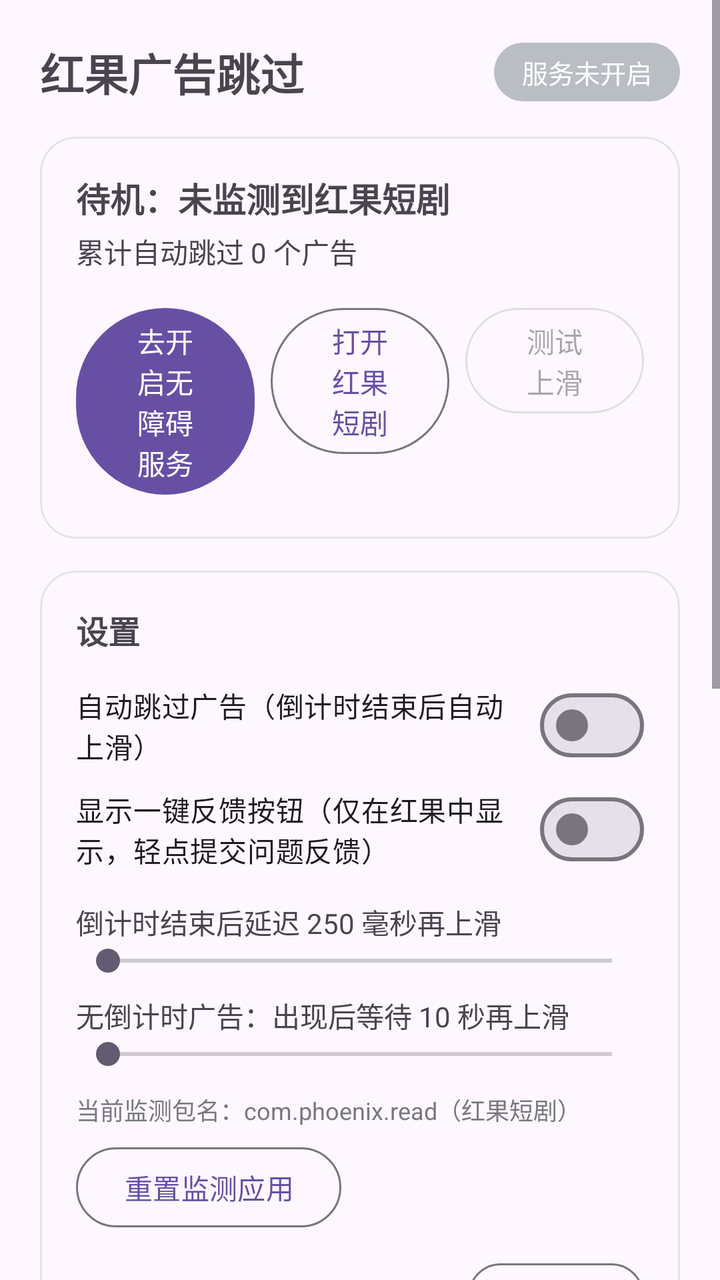
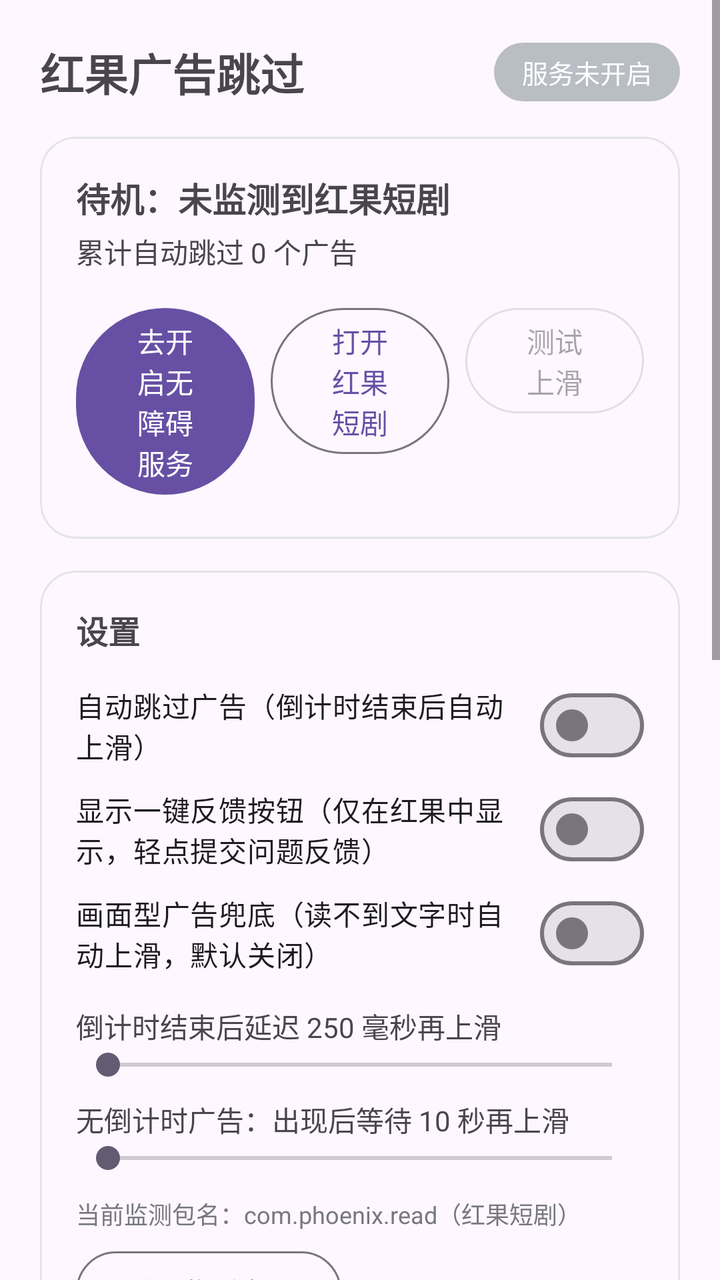

Before-and-after screenshots of an Android layout around one commit, followed by the original layout XML and the change that was made.
<!-- AndroidManifest.xml: application theme Theme.App -->
<!-- res/layout/activity_main.xml -->
<?xml version="1.0" encoding="utf-8"?>
<ScrollView xmlns:android="http://schemas.android.com/apk/res/android"
    xmlns:app="http://schemas.android.com/apk/res-auto"
    android:layout_width="match_parent"
    android:layout_height="match_parent"
    android:fillViewport="true">

    
    <LinearLayout
        android:layout_width="match_parent"
        android:layout_height="wrap_content"
        android:layout_gravity="center_horizontal"
        android:maxWidth="620dp"
        android:orientation="vertical"
        android:padding="20dp">

        
        <LinearLayout
            android:layout_width="match_parent"
            android:layout_height="wrap_content"
            android:gravity="center_vertical"
            android:orientation="horizontal">

            <TextView
                android:layout_width="0dp"
                android:layout_height="wrap_content"
                android:layout_weight="1"
                android:text="@string/app_name"
                android:textSize="22sp"
                android:textStyle="bold" />

            <TextView
                android:id="@+id/statusPill"
                android:layout_width="wrap_content"
                android:layout_height="wrap_content"
                android:background="@drawable/bg_pill_off"
                android:paddingStart="14dp"
                android:paddingTop="5dp"
                android:paddingEnd="14dp"
                android:paddingBottom="5dp"
                android:text="@string/status_off"
                android:textColor="#FFFFFF"
                android:textSize="13sp" />
        </LinearLayout>

        
        <com.google.android.material.card.MaterialCardView
            android:layout_width="match_parent"
            android:layout_height="wrap_content"
            android:layout_marginTop="16dp"
            app:cardCornerRadius="18dp"
            app:cardElevation="0dp"
            app:strokeColor="#E3E3E6"
            app:strokeWidth="1dp">

            <LinearLayout
                android:layout_width="match_parent"
                android:layout_height="wrap_content"
                android:orientation="vertical"
                android:padding="18dp">

                <TextView
                    android:id="@+id/stateText"
                    android:layout_width="match_parent"
                    android:layout_height="wrap_content"
                    android:text="@string/state_idle"
                    android:textSize="17sp"
                    android:textStyle="bold" />

                <TextView
                    android:id="@+id/countText"
                    android:layout_width="match_parent"
                    android:layout_height="wrap_content"
                    android:layout_marginTop="4dp"
                    android:text="@string/count_zero_literal"
                    android:textSize="14sp" />

                <LinearLayout
                    android:layout_width="match_parent"
                    android:layout_height="wrap_content"
                    android:layout_marginTop="14dp"
                    android:orientation="horizontal">

                    <Button
                        android:id="@+id/btnAccessibility"
                        android:layout_width="0dp"
                        android:layout_height="wrap_content"
                        android:layout_marginEnd="8dp"
                        android:layout_weight="1"
                        android:text="@string/btn_accessibility_off" />

                    <Button
                        android:id="@+id/btnOpenTarget"
                        style="?attr/materialButtonOutlinedStyle"
                        android:layout_width="0dp"
                        android:layout_height="wrap_content"
                        android:layout_marginEnd="8dp"
                        android:layout_weight="1"
                        android:text="@string/btn_open_target" />

                    <Button
                        android:id="@+id/btnTestSwipe"
                        style="?attr/materialButtonOutlinedStyle"
                        android:layout_width="0dp"
                        android:layout_height="wrap_content"
                        android:layout_weight="1"
                        android:enabled="false"
                        android:text="@string/btn_test_swipe" />
                </LinearLayout>
            </LinearLayout>
        </com.google.android.material.card.MaterialCardView>

        
        <com.google.android.material.card.MaterialCardView
            android:layout_width="match_parent"
            android:layout_height="wrap_content"
            android:layout_marginTop="16dp"
            app:cardCornerRadius="18dp"
            app:cardElevation="0dp"
            app:strokeColor="#E3E3E6"
            app:strokeWidth="1dp">

            <LinearLayout
                android:layout_width="match_parent"
                android:layout_height="wrap_content"
                android:orientation="vertical"
                android:padding="18dp">

                <TextView
                    android:layout_width="match_parent"
                    android:layout_height="wrap_content"
                    android:text="@string/section_settings"
                    android:textSize="16sp"
                    android:textStyle="bold" />

                <com.google.android.material.materialswitch.MaterialSwitch
                    android:id="@+id/switchAuto"
                    android:layout_width="match_parent"
                    android:layout_height="wrap_content"
                    android:layout_marginTop="12dp"
                    android:text="@string/switch_auto" />

                <com.google.android.material.materialswitch.MaterialSwitch
                    android:id="@+id/switchFeedback"
                    android:layout_width="match_parent"
                    android:layout_height="wrap_content"
                    android:layout_marginTop="4dp"
                    android:text="@string/switch_feedback" />

                <TextView
                    android:id="@+id/delayLabel"
                    android:layout_width="match_parent"
                    android:layout_height="wrap_content"
                    android:layout_marginTop="12dp"
                    android:text="@string/delay_literal"
                    android:textSize="14sp" />

                <SeekBar
                    android:id="@+id/delayBar"
                    android:layout_width="match_parent"
                    android:layout_height="wrap_content"
                    android:max="1000" />

                <TextView
                    android:id="@+id/fallbackLabel"
                    android:layout_width="match_parent"
                    android:layout_height="wrap_content"
                    android:layout_marginTop="8dp"
                    android:text="@string/fallback_literal"
                    android:textSize="14sp" />

                <SeekBar
                    android:id="@+id/fallbackBar"
                    android:layout_width="match_parent"
                    android:layout_height="wrap_content"
                    android:max="25000" />

                <TextView
                    android:id="@+id/targetsText"
                    android:layout_width="match_parent"
                    android:layout_height="wrap_content"
                    android:layout_marginTop="10dp"
                    android:text="@string/targets_literal"
                    android:textColor="#77777F"
                    android:textSize="12sp" />

                <Button
                    android:id="@+id/btnResetTargets"
                    style="?attr/materialButtonOutlinedStyle"
                    android:layout_width="wrap_content"
                    android:layout_height="wrap_content"
                    android:layout_marginTop="6dp"
                    android:text="@string/btn_reset_targets" />

                <LinearLayout
                    android:layout_width="match_parent"
                    android:layout_height="wrap_content"
                    android:layout_marginTop="10dp"
                    android:gravity="center_vertical"
                    android:orientation="horizontal">

                    <EditText
                        android:id="@+id/editFeedbackUrl"
                        android:layout_width="0dp"
                        android:layout_height="wrap_content"
                        android:layout_weight="1"
                        android:hint="@string/feedback_url_hint"
                        android:importantForAutofill="no"
                        android:inputType="textUri"
                        android:maxLines="1"
                        android:textSize="13sp" />

                    <Button
                        android:id="@+id/btnSaveFeedbackUrl"
                        style="?attr/materialButtonOutlinedStyle"
                        android:layout_width="wrap_content"
                        android:layout_height="wrap_content"
                        android:layout_marginStart="8dp"
                        android:minHeight="0dp"
                        android:paddingStart="16dp"
                        android:paddingTop="6dp"
                        android:paddingEnd="16dp"
                        android:paddingBottom="6dp"
                        android:text="@string/btn_save" />
                </LinearLayout>

                <Button
                    android:id="@+id/btnDiscover"
                    style="?attr/materialButtonOutlinedStyle"
                    android:layout_width="match_parent"
                    android:layout_height="wrap_content"
                    android:layout_marginTop="6dp"
                    android:text="@string/btn_discover" />

                <Button
                    android:id="@+id/btnCaptureAuth"
                    style="?attr/materialButtonOutlinedStyle"
                    android:layout_width="match_parent"
                    android:layout_height="wrap_content"
                    android:layout_marginTop="6dp"
                    android:text="@string/btn_capture_auth" />

                <Button
                    android:id="@+id/btnCheckUpdate"
                    style="?attr/materialButtonOutlinedStyle"
                    android:layout_width="match_parent"
                    android:layout_height="wrap_content"
                    android:layout_marginTop="6dp"
                    android:text="@string/btn_check_update" />
            </LinearLayout>
        </com.google.android.material.card.MaterialCardView>

        
        <com.google.android.material.card.MaterialCardView
            android:layout_width="match_parent"
            android:layout_height="wrap_content"
            android:layout_marginTop="16dp"
            app:cardCornerRadius="18dp"
            app:cardElevation="0dp"
            app:strokeColor="#E3E3E6"
            app:strokeWidth="1dp">

            <LinearLayout
                android:layout_width="match_parent"
                android:layout_height="wrap_content"
                android:orientation="vertical"
                android:padding="18dp">

                <LinearLayout
                    android:layout_width="match_parent"
                    android:layout_height="wrap_content"
                    android:gravity="center_vertical"
                    android:orientation="horizontal">

                    <TextView
                        android:layout_width="0dp"
                        android:layout_height="wrap_content"
                        android:layout_weight="1"
                        android:text="@string/section_log"
                        android:textSize="16sp"
                        android:textStyle="bold" />

                    <Button
                        android:id="@+id/btnShareLog"
                        style="?attr/materialButtonOutlinedStyle"
                        android:layout_width="wrap_content"
                        android:layout_height="wrap_content"
                        android:layout_marginEnd="8dp"
                        android:minHeight="0dp"
                        android:paddingStart="16dp"
                        android:paddingTop="6dp"
                        android:paddingEnd="16dp"
                        android:paddingBottom="6dp"
                        android:text="@string/btn_share_log" />

                    <Button
                        android:id="@+id/btnClearLog"
                        style="?attr/materialButtonOutlinedStyle"
                        android:layout_width="wrap_content"
                        android:layout_height="wrap_content"
                        android:minHeight="0dp"
                        android:paddingStart="16dp"
                        android:paddingTop="6dp"
                        android:paddingEnd="16dp"
                        android:paddingBottom="6dp"
                        android:text="@string/btn_clear_log" />
                </LinearLayout>

                <TextView
                    android:id="@+id/logView"
                    android:layout_width="match_parent"
                    android:layout_height="wrap_content"
                    android:layout_marginTop="10dp"
                    android:background="@drawable/bg_log"
                    android:fontFamily="monospace"
                    android:minHeight="130dp"
                    android:padding="12dp"
                    android:textSize="12sp" />
            </LinearLayout>
        </com.google.android.material.card.MaterialCardView>

        <TextView
            android:layout_width="match_parent"
            android:layout_height="wrap_content"
            android:layout_marginTop="14dp"
            android:text="@string/footer_hint"
            android:textColor="#8A8A93"
            android:textSize="12sp" />

        <TextView
            android:layout_width="match_parent"
            android:layout_height="wrap_content"
            android:layout_marginTop="6dp"
            android:text="@string/version_label"
            android:textColor="#B0B0B8"
            android:textSize="11sp" />
    </LinearLayout>
</ScrollView>
<!-- resources referenced by this layout -->
<resources>
  <!-- drawable bg_log (drawable) -->
  <?xml version="1.0" encoding="utf-8"?>
  <shape xmlns:android="http://schemas.android.com/apk/res/android"
      android:shape="rectangle">
      <solid android:color="#FAFAFB" />
      <corners android:radius="12dp" />
      <stroke
          android:width="1dp"
          android:color="#E3E3E6" />
  </shape>
  <!-- drawable bg_pill_off (drawable) -->
  <?xml version="1.0" encoding="utf-8"?>
  <shape xmlns:android="http://schemas.android.com/apk/res/android"
      android:shape="rectangle">
      <solid android:color="#B9BDC4" />
      <corners android:radius="20dp" />
  </shape>
  <string name="app_name">红果广告跳过</string>
  <string name="btn_accessibility_off">去开启无障碍服务</string>
  <string name="btn_capture_auth">开启屏幕截图（反馈自动带画面）</string>
  <string name="btn_check_update">检查更新（从电脑直接升级）</string>
  <string name="btn_clear_log">清空</string>
  <string name="btn_discover">自动发现电脑（扫描局域网）</string>
  <string name="btn_open_target">打开红果短剧</string>
  <string name="btn_reset_targets">重置监测应用</string>
  <string name="btn_save">保存</string>
  <string name="btn_share_log">分享日志</string>
  <string name="btn_test_swipe">测试上滑</string>
  <string name="count_zero_literal">累计自动跳过 0 个广告</string>
  <string name="delay_literal">倒计时结束后延迟 250 毫秒再上滑</string>
  <string name="fallback_literal">无倒计时广告：出现后等待 10 秒再上滑</string>
  <string name="feedback_url_hint">上报服务器地址（默认已指向电脑，可修改）</string>
  <string name="footer_hint">原理：通过无障碍服务读取屏幕上的广告倒计时文字，到点后模拟一次上滑手势。全部处理在本机完成，不联网、不上传任何数据。仅供个人舒适观剧使用。</string>
  <string name="section_log">运行日志</string>
  <string name="section_settings">设置</string>
  <string name="state_idle">待机：未监测到红果短剧</string>
  <string name="status_off">服务未开启</string>
  <string name="switch_auto">自动跳过广告（倒计时结束后自动上滑）</string>
  <string name="switch_feedback">显示一键反馈按钮（仅在红果中显示，轻点提交问题反馈）</string>
  <string name="targets_literal">当前监测包名：com.phoenix.read（红果短剧）</string>
  <string name="version_label">版本 1.28 · 手机/平板通用</string>
  <style name="Theme.App" parent="Theme.Material3.DayNight.NoActionBar" />
</resources>

<!-- the commit's change to res/layout/activity_main.xml (unified diff, before → after) -->
@@ -147,6 +147,13 @@
                     android:layout_marginTop="4dp"
                     android:text="@string/switch_feedback" />
 
+                <com.google.android.material.materialswitch.MaterialSwitch
+                    android:id="@+id/switchVisualFallback"
+                    android:layout_width="match_parent"
+                    android:layout_height="wrap_content"
+                    android:layout_marginTop="4dp"
+                    android:text="@string/switch_visual_fallback" />
+
                 <TextView
                     android:id="@+id/delayLabel"
                     android:layout_width="match_parent"
<!-- resource entries referenced after the edit -->
@@ -39,8 +39,9 @@
   <string name="status_off">服务未开启</string>
   <string name="switch_auto">自动跳过广告（倒计时结束后自动上滑）</string>
   <string name="switch_feedback">显示一键反馈按钮（仅在红果中显示，轻点提交问题反馈）</string>
+  <string name="switch_visual_fallback">画面型广告兜底（读不到文字时自动上滑，默认关闭）</string>
   <string name="targets_literal">当前监测包名：com.phoenix.read（红果短剧）</string>
-  <string name="version_label">版本 1.28 · 手机/平板通用</string>
+  <string name="version_label">版本 1.29 · 手机/平板通用</string>
   <style name="Theme.App" parent="Theme.Material3.DayNight.NoActionBar" />
 </resources>
 
